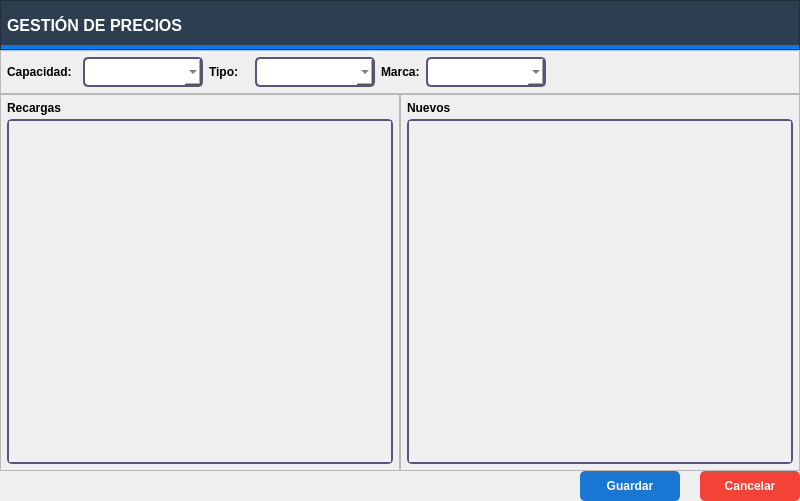
This is resources/ui/prices_form.ui in Julian2455/beatmat as Qt 5 draws it before an edit. The edited form follows.
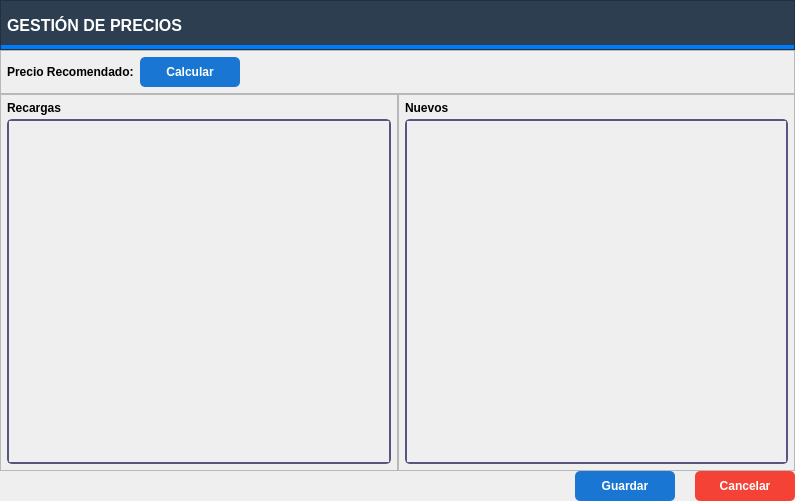
This is the edited form.

Commit message: precio recomendado, baja de recarga/tarea

Patch:
```diff
--- a/resources/ui/prices_form.ui
+++ b/resources/ui/prices_form.ui
@@ -6,7 +6,7 @@
    <rect>
     <x>0</x>
     <y>0</y>
-    <width>800</width>
+    <width>795</width>
     <height>501</height>
    </rect>
   </property>
@@ -46,8 +46,16 @@
    QPushButton#btnGuardar:hover {
      background-color: #0d47a1;
    }
+   /* Estilo para el botón Calcular, similar a btnGuardar */
+   QPushButton#btnCalcular {
+     background-color: #1976d2;
+     color: white;
+   }
+   QPushButton#btnCalcular:hover {
+     background-color: #0d47a1;
+   }
 QScrollArea {
-	 border: 2px solid rgb(85, 85, 127);
+   border: 2px solid rgb(85, 85, 127);
      border-radius: 5px;
      color: #333;
      background-color: #fff;
@@ -177,73 +185,32 @@
         <property name="font">
          <font>
           <pointsize>9</pointsize>
-          <bold>true</bold>
+         <bold>true</bold>
          </font>
         </property>
         <property name="text">
-         <string>Capacidad:</string>
+         <string>Precio Recomendado:</string>
         </property>
        </widget>
       </item>
       <item>
-       <widget class="QComboBox" name="comboCapacidad">
+       <widget class="QPushButton" name="btnCalcular">
         <property name="minimumSize">
          <size>
-          <width>120</width>
-          <height>25</height>
-         </size>
-        </property>
-       </widget>
-      </item>
-      <item>
-       <widget class="QLabel" name="labelTipo">
-        <property name="minimumSize">
-         <size>
-          <width>40</width>
+          <width>100</width>
           <height>0</height>
          </size>
         </property>
         <property name="font">
          <font>
-          <pointsize>9</pointsize>
           <bold>true</bold>
          </font>
         </property>
-        <property name="text">
-         <string>Tipo:</string>
+        <property name="cursor">
+         <cursorShape>PointingHandCursor</cursorShape>
         </property>
-       </widget>
-      </item>
-      <item>
-       <widget class="QComboBox" name="comboTipo">
-        <property name="minimumSize">
-         <size>
-          <width>120</width>
-          <height>25</height>
-         </size>
-        </property>
-       </widget>
-      </item>
-      <item>
-       <widget class="QLabel" name="labelMarca">
-        <property name="font">
-         <font>
-          <pointsize>9</pointsize>
-          <bold>true</bold>
-         </font>
-        </property>
         <property name="text">
-         <string>Marca:</string>
-        </property>
-       </widget>
-      </item>
-      <item>
-       <widget class="QComboBox" name="comboMarca">
-        <property name="minimumSize">
-         <size>
-          <width>120</width>
-          <height>25</height>
-         </size>
+         <string>Calcular</string>
         </property>
        </widget>
       </item>
@@ -321,8 +288,8 @@
             <rect>
              <x>0</x>
              <y>0</y>
-             <width>378</width>
-             <height>330</height>
+             <width>376</width>
+             <height>343</height>
             </rect>
            </property>
            <layout class="QVBoxLayout" name="verticalLayoutRecargas"/>
@@ -388,8 +355,8 @@
             <rect>
              <x>0</x>
              <y>0</y>
-             <width>378</width>
-             <height>330</height>
+             <width>375</width>
+             <height>343</height>
             </rect>
            </property>
            <layout class="QVBoxLayout" name="verticalLayoutNuevos"/>
```
Left out of the diff: 12 changed lines with no effect on the pictures. The commit also changes 10 other files.
